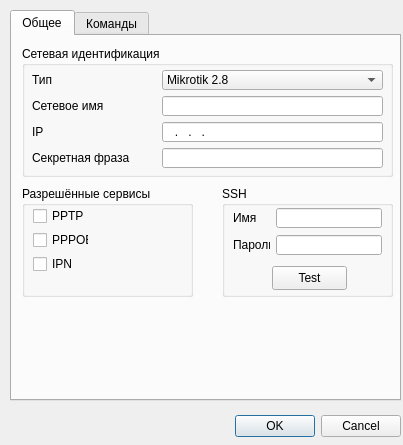
This is mdi/forms/nas_edit.ui in brat002/ExpertBilling as Qt 5 draws it before an edit. The edited form follows.
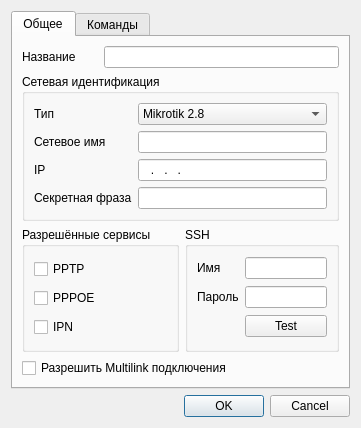
This is the edited form.

The edit to the form file:
```diff
--- a/mdi/forms/nas_edit.ui
+++ b/mdi/forms/nas_edit.ui
@@ -5,38 +5,16 @@
    <rect>
     <x>0</x>
     <y>0</y>
-    <width>403</width>
-    <height>445</height>
+    <width>350</width>
+    <height>410</height>
    </rect>
   </property>
   <property name="windowTitle" >
    <string>Настройки сервера доступа</string>
   </property>
-  <widget class="QDialogButtonBox" name="buttonBox" >
-   <property name="geometry" >
-    <rect>
-     <x>60</x>
-     <y>410</y>
-     <width>341</width>
-     <height>32</height>
-    </rect>
-   </property>
-   <property name="orientation" >
-    <enum>Qt::Horizontal</enum>
-   </property>
-   <property name="standardButtons" >
-    <set>QDialogButtonBox::Cancel|QDialogButtonBox::NoButton|QDialogButtonBox::Ok</set>
-   </property>
-  </widget>
+  <layout class="QGridLayout" name="gridLayout" >
+   <item row="0" column="0" >
   <widget class="QTabWidget" name="maintabWidget" >
-   <property name="geometry" >
-    <rect>
-     <x>10</x>
-     <y>10</y>
-     <width>391</width>
-     <height>391</height>
-    </rect>
-   </property>
    <property name="currentIndex" >
     <number>0</number>
    </property>
@@ -44,189 +22,35 @@
     <attribute name="title" >
      <string>Общее</string>
     </attribute>
-    <widget class="QGroupBox" name="ssh_groupBox" >
-     <property name="geometry" >
-      <rect>
-       <x>210</x>
-       <y>150</y>
-       <width>171</width>
-       <height>111</height>
-      </rect>
-     </property>
-     <property name="title" >
-      <string>SSH</string>
-     </property>
-     <widget class="QPushButton" name="pushButton" >
-      <property name="geometry" >
-       <rect>
-        <x>50</x>
-        <y>80</y>
-        <width>75</width>
-        <height>24</height>
-       </rect>
-      </property>
+      <layout class="QGridLayout" name="gridLayout_2" >
+       <item row="0" column="0" >
+        <widget class="QLabel" name="label_name" >
       <property name="text" >
-       <string>Test</string>
-      </property>
-     </widget>
-     <widget class="QLabel" name="ssh_name_label" >
-      <property name="geometry" >
-       <rect>
-        <x>11</x>
-        <y>22</y>
-        <width>37</width>
-        <height>20</height>
-       </rect>
-      </property>
-      <property name="text" >
-       <string>Имя</string>
-      </property>
-      <property name="buddy" >
-       <cstring>ssh_name_lineEdit</cstring>
-      </property>
-     </widget>
-     <widget class="QLineEdit" name="ssh_name_lineEdit" >
-      <property name="geometry" >
-       <rect>
-        <x>54</x>
-        <y>22</y>
-        <width>106</width>
-        <height>20</height>
-       </rect>
-      </property>
-     </widget>
-     <widget class="QLabel" name="ssh_password_label" >
-      <property name="geometry" >
-       <rect>
-        <x>11</x>
-        <y>49</y>
-        <width>37</width>
-        <height>20</height>
-       </rect>
-      </property>
-      <property name="text" >
-       <string>Пароль</string>
-      </property>
-      <property name="buddy" >
-       <cstring>ssh_password_lineEdit</cstring>
-      </property>
-     </widget>
-     <widget class="QLineEdit" name="ssh_password_lineEdit" >
-      <property name="geometry" >
-       <rect>
-        <x>54</x>
-        <y>49</y>
-        <width>106</width>
-        <height>20</height>
-       </rect>
-      </property>
-      <property name="echoMode" >
-       <enum>QLineEdit::Password</enum>
-      </property>
-     </widget>
-    </widget>
-    <widget class="QGroupBox" name="services_groupBox" >
-     <property name="geometry" >
-      <rect>
-       <x>10</x>
-       <y>150</y>
-       <width>171</width>
-       <height>111</height>
-      </rect>
-     </property>
-     <property name="title" >
-      <string>Разрешённые сервисы</string>
-     </property>
-     <widget class="QCheckBox" name="pptp_checkBox" >
-      <property name="geometry" >
-       <rect>
-        <x>11</x>
-        <y>21</y>
-        <width>56</width>
-        <height>18</height>
-       </rect>
-      </property>
-      <property name="text" >
-       <string>PPTP</string>
-      </property>
-     </widget>
-     <widget class="QCheckBox" name="pppoe_checkBox" >
-      <property name="geometry" >
-       <rect>
-        <x>11</x>
-        <y>45</y>
-        <width>56</width>
-        <height>18</height>
-       </rect>
-      </property>
-      <property name="text" >
-       <string>PPPOE</string>
-      </property>
-     </widget>
-     <widget class="QCheckBox" name="ipn_checkBox" >
-      <property name="geometry" >
-       <rect>
-        <x>11</x>
-        <y>69</y>
-        <width>56</width>
-        <height>18</height>
-       </rect>
-      </property>
-      <property name="text" >
-       <string>IPN</string>
-      </property>
-     </widget>
-    </widget>
+          <string>Название</string>
+         </property>
+        </widget>
+       </item>
+       <item row="0" column="1" colspan="2" >
+        <widget class="QLineEdit" name="lineEdit_name" />
+       </item>
+       <item row="1" column="0" colspan="3" >
     <widget class="QGroupBox" name="identify_groupBox" >
-     <property name="geometry" >
-      <rect>
-       <x>10</x>
-       <y>10</y>
-       <width>371</width>
-       <height>131</height>
-      </rect>
-     </property>
      <property name="title" >
       <string>Сетевая идентификация</string>
      </property>
-     <widget class="QLabel" name="name_label" >
-      <property name="geometry" >
-       <rect>
-        <x>10</x>
-        <y>50</y>
-        <width>131</width>
-        <height>20</height>
-       </rect>
-      </property>
+         <layout class="QGridLayout" name="gridLayout_6" >
+          <item row="0" column="0" >
+           <widget class="QLabel" name="type_label" >
       <property name="text" >
-       <string>Сетевое имя</string>
+             <string>Тип</string>
       </property>
       <property name="buddy" >
-       <cstring>nas_name</cstring>
-      </property>
-     </widget>
-     <widget class="QLineEdit" name="nas_ip" >
-      <property name="geometry" >
-       <rect>
-        <x>140</x>
-        <y>76</y>
-        <width>221</width>
-        <height>20</height>
-       </rect>
-      </property>
-      <property name="inputMask" >
-       <string>000.000.000.000; </string>
-      </property>
-     </widget>
+             <cstring>nas_comboBox</cstring>
+            </property>
+           </widget>
+          </item>
+          <item row="0" column="1" >
      <widget class="QComboBox" name="nas_comboBox" >
-      <property name="geometry" >
-       <rect>
-        <x>140</x>
-        <y>24</y>
-        <width>221</width>
-        <height>20</height>
-       </rect>
-      </property>
       <item>
        <property name="text" >
         <string>Mikrotik 2.8</string>
@@ -248,15 +72,22 @@
        </property>
       </item>
      </widget>
+          </item>
+          <item row="1" column="0" >
+           <widget class="QLabel" name="name_label" >
+            <property name="text" >
+             <string>Сетевое имя</string>
+            </property>
+            <property name="buddy" >
+             <cstring>nas_name</cstring>
+            </property>
+           </widget>
+          </item>
+          <item row="1" column="1" >
+           <widget class="QLineEdit" name="nas_name" />
+          </item>
+          <item row="2" column="0" >
      <widget class="QLabel" name="ip_label" >
-      <property name="geometry" >
-       <rect>
-        <x>10</x>
-        <y>76</y>
-        <width>131</width>
-        <height>20</height>
-       </rect>
-      </property>
       <property name="text" >
        <string>IP</string>
       </property>
@@ -264,15 +95,16 @@
        <cstring>nas_ip</cstring>
       </property>
      </widget>
+          </item>
+          <item row="2" column="1" >
+           <widget class="QLineEdit" name="nas_ip" >
+            <property name="inputMask" >
+             <string>000.000.000.000; </string>
+            </property>
+           </widget>
+          </item>
+          <item row="3" column="0" >
      <widget class="QLabel" name="secret_label" >
-      <property name="geometry" >
-       <rect>
-        <x>10</x>
-        <y>102</y>
-        <width>131</width>
-        <height>20</height>
-       </rect>
-      </property>
       <property name="text" >
        <string>Секретная фраза</string>
       </property>
@@ -280,211 +112,188 @@
        <cstring>nas_secret</cstring>
       </property>
      </widget>
-     <widget class="QLineEdit" name="nas_name" >
-      <property name="geometry" >
-       <rect>
-        <x>140</x>
-        <y>50</y>
-        <width>221</width>
-        <height>20</height>
-       </rect>
-      </property>
-     </widget>
-     <widget class="QLabel" name="type_label" >
-      <property name="geometry" >
-       <rect>
-        <x>10</x>
-        <y>24</y>
-        <width>131</width>
-        <height>20</height>
-       </rect>
-      </property>
+          </item>
+          <item row="3" column="1" >
+           <widget class="QLineEdit" name="nas_secret" />
+          </item>
+         </layout>
+        </widget>
+       </item>
+       <item row="2" column="0" colspan="2" >
+        <widget class="QGroupBox" name="services_groupBox" >
+         <property name="title" >
+          <string>Разрешённые сервисы</string>
+         </property>
+         <layout class="QGridLayout" name="gridLayout_4" >
+          <item row="0" column="0" >
+           <widget class="QCheckBox" name="pptp_checkBox" >
+            <property name="text" >
+             <string>PPTP</string>
+            </property>
+           </widget>
+          </item>
+          <item row="1" column="0" >
+           <widget class="QCheckBox" name="pppoe_checkBox" >
+            <property name="text" >
+             <string>PPPOE</string>
+            </property>
+           </widget>
+          </item>
+          <item row="2" column="0" >
+           <widget class="QCheckBox" name="ipn_checkBox" >
       <property name="text" >
-       <string>Тип</string>
-      </property>
+             <string>IPN</string>
+            </property>
+           </widget>
+          </item>
+         </layout>
+        </widget>
+       </item>
+       <item row="2" column="2" >
+        <widget class="QGroupBox" name="ssh_groupBox" >
+         <property name="title" >
+          <string>SSH</string>
+         </property>
+         <layout class="QGridLayout" name="gridLayout_3" >
+          <item row="0" column="0" >
+           <widget class="QLabel" name="ssh_name_label" >
+            <property name="text" >
+             <string>Имя</string>
+            </property>
       <property name="buddy" >
-       <cstring>nas_comboBox</cstring>
-      </property>
-     </widget>
-     <widget class="QLineEdit" name="nas_secret" >
-      <property name="geometry" >
-       <rect>
-        <x>140</x>
-        <y>102</y>
-        <width>221</width>
-        <height>20</height>
-       </rect>
-      </property>
-     </widget>
-    </widget>
+             <cstring>ssh_name_lineEdit</cstring>
+            </property>
+           </widget>
+          </item>
+          <item row="0" column="1" >
+           <widget class="QLineEdit" name="ssh_name_lineEdit" />
+          </item>
+          <item row="1" column="0" >
+           <widget class="QLabel" name="ssh_password_label" >
+            <property name="text" >
+             <string>Пароль</string>
+            </property>
+            <property name="buddy" >
+             <cstring>ssh_password_lineEdit</cstring>
+            </property>
+           </widget>
+          </item>
+          <item row="1" column="1" >
+           <widget class="QLineEdit" name="ssh_password_lineEdit" >
+            <property name="echoMode" >
+             <enum>QLineEdit::Password</enum>
+            </property>
+           </widget>
+          </item>
+          <item row="2" column="1" >
+           <widget class="QPushButton" name="pushButton" >
+            <property name="text" >
+             <string>Test</string>
+            </property>
+           </widget>
+          </item>
+         </layout>
+        </widget>
+       </item>
+       <item row="3" column="0" colspan="3" >
+        <widget class="QCheckBox" name="checkBox_multilink" >
+         <property name="text" >
+          <string>Разрешить Multilink подключения</string>
+         </property>
+        </widget>
+       </item>
+      </layout>
    </widget>
    <widget class="QWidget" name="commands_tab" >
     <attribute name="title" >
      <string>Команды</string>
     </attribute>
-    <widget class="QLineEdit" name="create_user_textEdit" >
-     <property name="geometry" >
-      <rect>
-       <x>10</x>
-       <y>30</y>
-       <width>371</width>
-       <height>20</height>
-      </rect>
-     </property>
-    </widget>
+      <layout class="QGridLayout" name="gridLayout_5" >
+       <item row="0" column="0" >
     <widget class="QLabel" name="create_user_label" >
-     <property name="geometry" >
-      <rect>
-       <x>10</x>
-       <y>10</y>
-       <width>371</width>
-       <height>16</height>
-      </rect>
-     </property>
      <property name="text" >
       <string>Создать пользователя</string>
      </property>
     </widget>
+       </item>
+       <item row="1" column="0" >
+        <widget class="QLineEdit" name="create_user_textEdit" />
+       </item>
+       <item row="2" column="0" >
     <widget class="QLabel" name="remove_user_label" >
-     <property name="geometry" >
-      <rect>
-       <x>10</x>
-       <y>60</y>
-       <width>371</width>
-       <height>16</height>
-      </rect>
-     </property>
      <property name="text" >
       <string>Удалить пользователя</string>
      </property>
     </widget>
-    <widget class="QLineEdit" name="remove_user_textEdit" >
-     <property name="geometry" >
-      <rect>
-       <x>10</x>
-       <y>80</y>
-       <width>371</width>
-       <height>20</height>
-      </rect>
-     </property>
-    </widget>
+       </item>
+       <item row="3" column="0" >
+        <widget class="QLineEdit" name="remove_user_textEdit" />
+       </item>
+       <item row="4" column="0" >
     <widget class="QLabel" name="enable_user_label" >
-     <property name="geometry" >
-      <rect>
-       <x>10</x>
-       <y>110</y>
-       <width>371</width>
-       <height>16</height>
-      </rect>
-     </property>
      <property name="text" >
       <string>Активировать пользователя</string>
      </property>
     </widget>
-    <widget class="QLineEdit" name="enable_user_textEdit" >
-     <property name="geometry" >
-      <rect>
-       <x>10</x>
-       <y>130</y>
-       <width>371</width>
-       <height>20</height>
-      </rect>
-     </property>
-    </widget>
+       </item>
+       <item row="5" column="0" >
+        <widget class="QLineEdit" name="enable_user_textEdit" />
+       </item>
+       <item row="6" column="0" >
     <widget class="QLabel" name="disable_user_label" >
-     <property name="geometry" >
-      <rect>
-       <x>10</x>
-       <y>160</y>
-       <width>371</width>
-       <height>16</height>
-      </rect>
-     </property>
      <property name="text" >
       <string>Деактивировать пользователя</string>
      </property>
     </widget>
-    <widget class="QLineEdit" name="disable_user_textEdit" >
-     <property name="geometry" >
-      <rect>
-       <x>10</x>
-       <y>180</y>
-       <width>371</width>
-       <height>20</height>
-      </rect>
-     </property>
-    </widget>
+       </item>
+       <item row="7" column="0" >
+        <widget class="QLineEdit" name="disable_user_textEdit" />
+       </item>
+       <item row="8" column="0" >
     <widget class="QLabel" name="pod_label" >
-     <property name="geometry" >
-      <rect>
-       <x>10</x>
-       <y>210</y>
-       <width>371</width>
-       <height>16</height>
-      </rect>
-     </property>
      <property name="text" >
       <string>Сбросить сессию пользователя</string>
      </property>
     </widget>
-    <widget class="QLineEdit" name="pod_textEdit" >
-     <property name="geometry" >
-      <rect>
-       <x>10</x>
-       <y>230</y>
-       <width>371</width>
-       <height>20</height>
-      </rect>
-     </property>
-    </widget>
+       </item>
+       <item row="9" column="0" >
+        <widget class="QLineEdit" name="pod_textEdit" />
+       </item>
+       <item row="10" column="0" >
     <widget class="QLabel" name="set_vpn_speed_label" >
-     <property name="geometry" >
-      <rect>
-       <x>10</x>
-       <y>260</y>
-       <width>371</width>
-       <height>16</height>
-      </rect>
-     </property>
      <property name="text" >
       <string>Установить скорость для VPN клиента</string>
      </property>
     </widget>
-    <widget class="QLineEdit" name="set_vpn_speed_textEdit" >
-     <property name="geometry" >
-      <rect>
-       <x>10</x>
-       <y>280</y>
-       <width>371</width>
-       <height>20</height>
-      </rect>
-     </property>
-    </widget>
+       </item>
+       <item row="11" column="0" >
+        <widget class="QLineEdit" name="set_vpn_speed_textEdit" />
+       </item>
+       <item row="12" column="0" >
     <widget class="QLabel" name="set_ipn_speed_label" >
-     <property name="geometry" >
-      <rect>
-       <x>10</x>
-       <y>310</y>
-       <width>371</width>
-       <height>16</height>
-      </rect>
-     </property>
      <property name="text" >
       <string>Установить скорость для IPN клиента</string>
      </property>
     </widget>
-    <widget class="QLineEdit" name="set_ipn_speed_lineEdit" >
-     <property name="geometry" >
-      <rect>
-       <x>10</x>
-       <y>330</y>
-       <width>371</width>
-       <height>20</height>
-      </rect>
-     </property>
-    </widget>
-   </widget>
-  </widget>
+       </item>
+       <item row="13" column="0" >
+        <widget class="QLineEdit" name="set_ipn_speed_lineEdit" />
+       </item>
+      </layout>
+     </widget>
+    </widget>
+   </item>
+   <item row="1" column="0" >
+    <widget class="QDialogButtonBox" name="buttonBox" >
+     <property name="orientation" >
+      <enum>Qt::Horizontal</enum>
+     </property>
+     <property name="standardButtons" >
+      <set>QDialogButtonBox::Cancel|QDialogButtonBox::Ok</set>
+     </property>
+    </widget>
+   </item>
+  </layout>
  </widget>
  <tabstops>
   <tabstop>maintabWidget</tabstop>
```
Left out of the diff: 9 changed lines with no effect on the pictures. Lines whose indentation alone changed are shown as unchanged.
